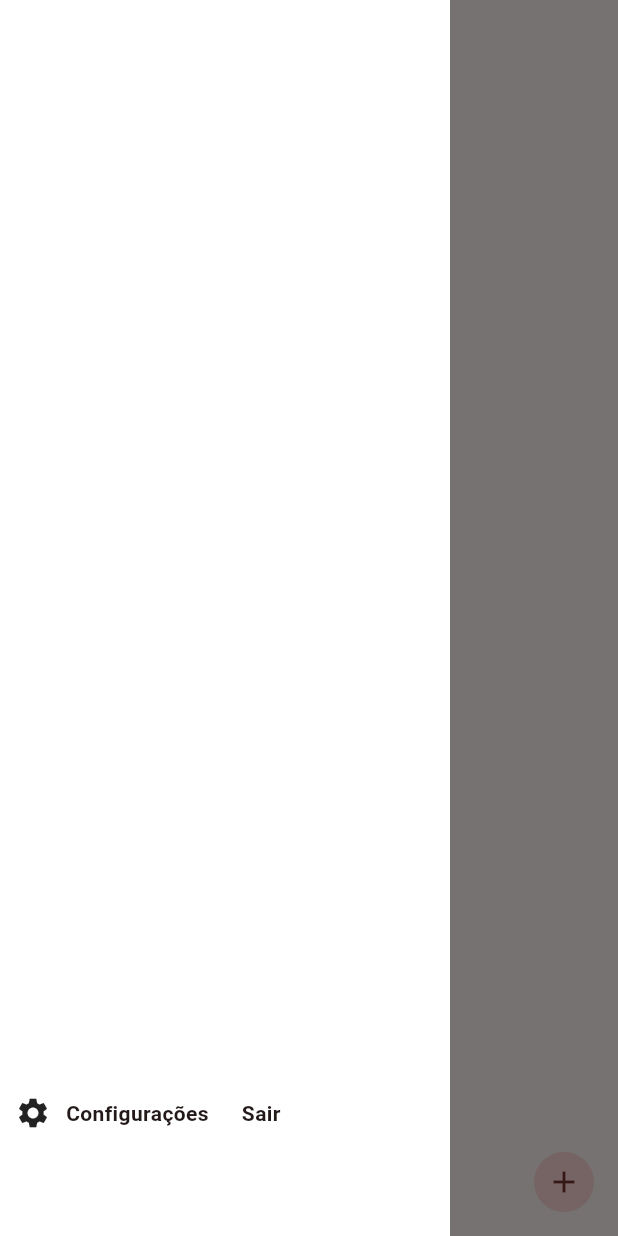
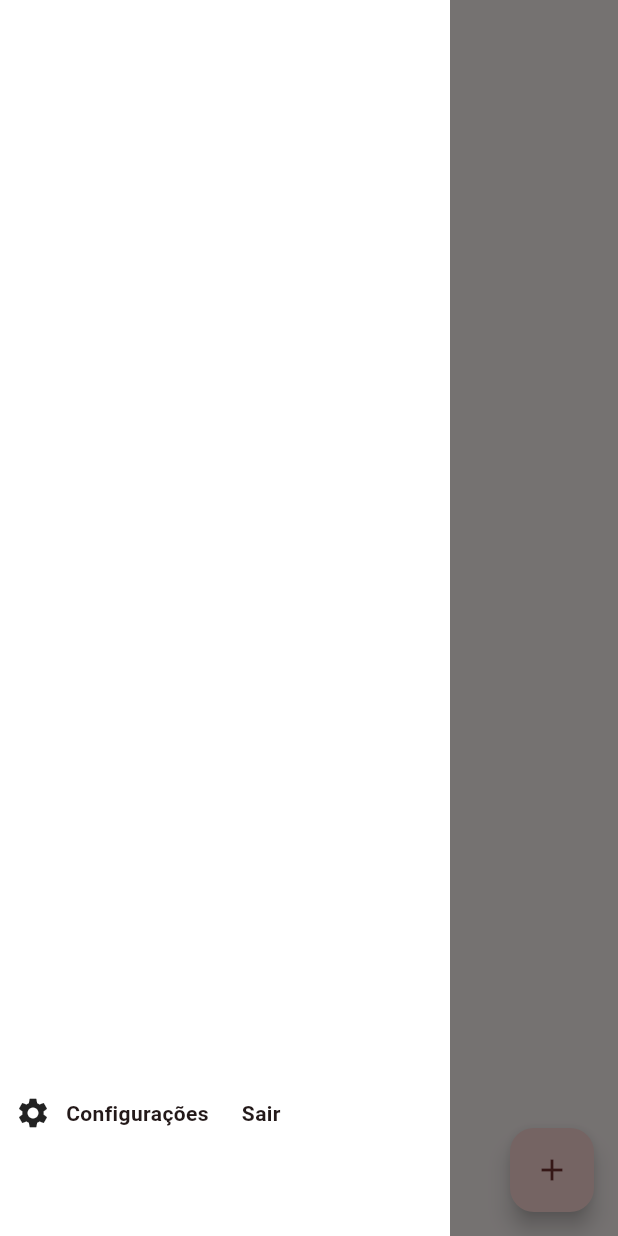
Before and after one commit to Jacob-dvlp/Agenda, a Flutter app: the HomePage screen opened by its route, with the side drawer open, on a phone screen of 412 x 824 dp. Run offline on Flutter 3.47's test engine with Material 2 defaults, Android fonts, the phone set to English and light mode, and no system bars; our stand-ins replace dio, equatable, flutter_mobx, get_it, mobx, shared_preferences; accounts and stored records are empty; generated files the repository leaves out were written again.

Commit message:
substituicao do IconButton pelo FloatingActionButton

```diff
--- a/lib/src/presenter/view/home/home_page.dart
+++ b/lib/src/presenter/view/home/home_page.dart
@@ -27,13 +27,11 @@ class _HomePageState extends State<HomePage> {
     return Scaffold(
       key: const Key("home"),
       drawer: const DrawerScreen(),
-      floatingActionButton: CircleAvatar(
-        child: IconButton(
-          onPressed: () {
-            Navigator.pushReplacementNamed(context, "/add");
-          },
-          icon: const Icon(Icons.add),
-        ),
+      floatingActionButton: FloatingActionButton(
+        onPressed: () {
+          Navigator.pushReplacementNamed(context, "/add");
+        },
+        child: const Icon(Icons.add),
       ),
       appBar: AppBar(
         title: const Text('Todo List'),
```
